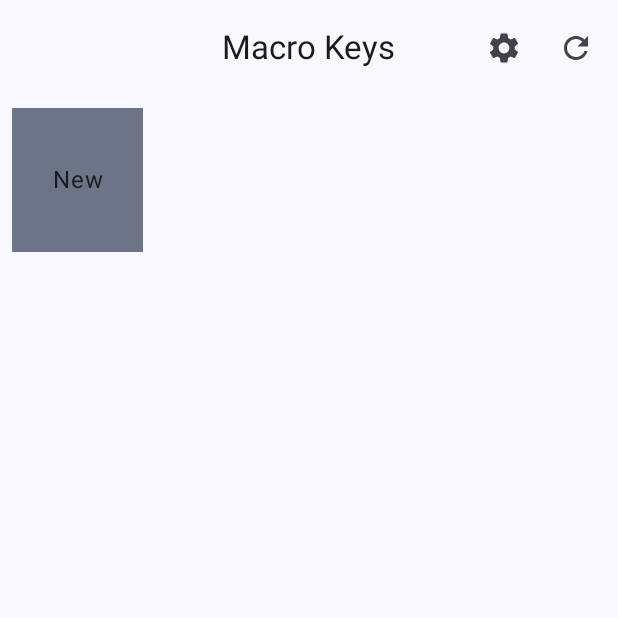
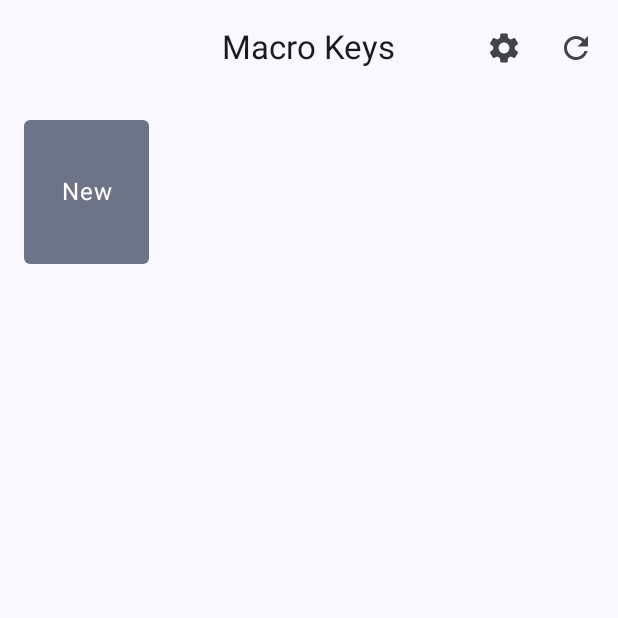
Before and after one commit to jainhardik120/MacroKeyboard, an Android app built with Jetpack Compose: the screen it shows after launch (MainActivity), on a phone screen of 412 x 824 dp, the top half of it. Run offline under Robolectric (Android 15) with nearby library versions, the phone set to English and light mode, and no system bars; our stand-ins replace Dagger/Hilt's generated code, Room's generated code.

Commit message:
Tweaked UI

```diff
--- a/app/src/main/java/com/jainhardik120/macrokeyboard/ui/presentation/action/ActionEditState.kt
+++ b/app/src/main/java/com/jainhardik120/macrokeyboard/ui/presentation/action/ActionEditState.kt
@@ -3,6 +3,7 @@ package com.jainhardik120.macrokeyboard.ui.presentation.action
 data class ActionEditState(
     val id: Int = -1,
     val sno: Int = -1,
+    val isNewAction:Boolean = false,
     val actionType: Int = 1,
     val stringData: String = "",
     val xCoordinate: String = "",
--- a/app/src/main/java/com/jainhardik120/macrokeyboard/ui/presentation/action/ActionEditViewModel.kt
+++ b/app/src/main/java/com/jainhardik120/macrokeyboard/ui/presentation/action/ActionEditViewModel.kt
@@ -77,7 +77,7 @@ class ActionEditViewModel @Inject constructor(
             val childId = savedStateHandle.get<String>("childId")!!
             val initData = repository.getAction(childId.toInt(), sno.toInt())
             state = if (initData == null) {
-                state.copy(id = childId.toInt(), sno = sno.toInt(), actionType = 1, stringData = "")
+                state.copy(id = childId.toInt(), sno = sno.toInt(), actionType = 1, stringData = "", isNewAction = true)
             } else {
                 val jsonObject = JSONObject(initData.data)
                 when (initData.type) {
@@ -174,7 +174,9 @@ class ActionEditViewModel @Inject constructor(
             }
 
             is ActionEditScreenEvent.BackPressed -> {
-
+                if(state.isNewAction){
+                    sendUiEvent(UiEvent.Navigate())
+                }
             }
 
             is ActionEditScreenEvent.MouseXChanged -> {
--- a/app/src/main/java/com/jainhardik120/macrokeyboard/ui/presentation/home/HomeScreen.kt
+++ b/app/src/main/java/com/jainhardik120/macrokeyboard/ui/presentation/home/HomeScreen.kt
@@ -29,13 +29,12 @@ fun HomeScreen(onNavigate: (UiEvent.Navigate) -> Unit, viewModel: HomeViewModel
     val hostState = remember { SnackbarHostState() }
     val haptic = LocalHapticFeedback.current
     LaunchedEffect(key1 = true) {
-        viewModel.initialize()
+
         viewModel.uiEvent.collect {
             when (it) {
                 is UiEvent.Navigate -> {
                     onNavigate(it)
                 }
-
                 is UiEvent.ShowSnackbar -> {
                     hostState.showSnackbar(it.message)
                 }
@@ -76,18 +75,19 @@ fun HomeScreen(onNavigate: (UiEvent.Navigate) -> Unit, viewModel: HomeViewModel
                 .fillMaxSize()
                 .padding(it)
         ) {
-            LazyVerticalGrid(columns = GridCells.Adaptive(minSize = 96.dp)) {
+            LazyVerticalGrid(columns = GridCells.Adaptive(minSize = 96.dp), modifier= Modifier.padding(8.dp)) {
                 items(screenInfo.value.size + 1) { index ->
                     if (index == screenInfo.value.size) {
-                        androidx.compose.material.Surface(
+                        Surface(
                             modifier = Modifier
+                                .padding(8.dp)
                                 .combinedClickable(
                                     onClick = {
                                         viewModel.onEvent(HomeScreenEvent.OnNewButtonClicked)
                                     },
                                     enabled = true
-                                )
-                                .padding(8.dp),
+                                ),
+                            shape = MaterialTheme.shapes.medium,
                             color = MaterialTheme.colorScheme.secondaryContainer
                         ) {
                             Column(
@@ -102,8 +102,9 @@ fun HomeScreen(onNavigate: (UiEvent.Navigate) -> Unit, viewModel: HomeViewModel
                             }
                         }
                     } else {
-                        androidx.compose.material.Surface(
+                        Surface(
                             modifier = Modifier
+                                .padding(8.dp)
                                 .combinedClickable(
                                     onClick = {
                                         viewModel.onEvent(HomeScreenEvent.OnButtonClicked(screenInfo.value[index]))
@@ -118,7 +119,8 @@ fun HomeScreen(onNavigate: (UiEvent.Navigate) -> Unit, viewModel: HomeViewModel
                                         )
                                     }
                                 )
-                                .padding(8.dp),
+                                ,
+                            shape = MaterialTheme.shapes.medium,
                             color = MaterialTheme.colorScheme.secondaryContainer
                         ) {
                             Column(
@@ -134,9 +136,7 @@ fun HomeScreen(onNavigate: (UiEvent.Navigate) -> Unit, viewModel: HomeViewModel
                         }
                     }
                 }
-
             }
-
         }
     }
 }
--- a/app/src/main/java/com/jainhardik120/macrokeyboard/ui/presentation/home/HomeViewModel.kt
+++ b/app/src/main/java/com/jainhardik120/macrokeyboard/ui/presentation/home/HomeViewModel.kt
@@ -1,6 +1,5 @@
 package com.jainhardik120.macrokeyboard.ui.presentation.home
 
-import android.util.Log
 import androidx.compose.runtime.getValue
 import androidx.compose.runtime.mutableStateOf
 import androidx.compose.runtime.setValue
@@ -27,11 +26,7 @@ class HomeViewModel @Inject constructor(
     private val repository: MacroRepository
 ) : ViewModel() {
 
-    companion object{
-        private const val TAG = "HomeViewModel"
-    }
     var state by mutableStateOf(HomeState())
-
 
     private val _uiEvent = Channel<UiEvent>()
     val uiEvent = _uiEvent.receiveAsFlow()
@@ -46,11 +41,10 @@ class HomeViewModel @Inject constructor(
         }
     }
 
-    init {
-        Log.d(TAG, "HomeViewModel: Initialized")
-    }
-
     private fun openConnection() {
+        if(state.connectedState){
+           return
+        }
         viewModelScope.launch {
             withContext(Dispatchers.IO) {
                 try{
@@ -62,12 +56,14 @@ class HomeViewModel @Inject constructor(
                     state = state.copy(connectedState = false)
                     sendUiEvent(UiEvent.ShowSnackbar(e.message?:"Unknown Error"))
                 }
-
             }
         }
     }
 
     private fun closeConnection() {
+        if(!state.connectedState){
+            return
+        }
         viewModelScope.launch(Dispatchers.IO) {
             try{
                 printWriter.close()
@@ -136,9 +132,7 @@ class HomeViewModel @Inject constructor(
             viewModelScope.launch {
                 val list = screenEntity.childId?.let { repository.getButtonActions(it) }
                 if (list != null) {
-                    if (!state.connectedState) {
-                        openConnection()
-                    }
+                    openConnection()
                     val array = JSONArray()
                     for (i in list) {
                         val jsonObject = JSONObject()
@@ -169,8 +163,4 @@ class HomeViewModel @Inject constructor(
         }
     }
 
-    fun initialize() {
-        openConnection()
-    }
-
 }
```
Also changed, not shown: app/src/main/java/com/jainhardik120/macrokeyboard/ui/presentation/action/ActionEditScreen.kt (+13 -7 lines), app/src/main/java/com/jainhardik120/macrokeyboard/ui/presentation/edit/EditButtonScreen.kt (+24 -17 lines), app/src/main/java/com/jainhardik120/macrokeyboard/ui/presentation/edit/EditScreenViewModel.kt (+8 -3 lines).
